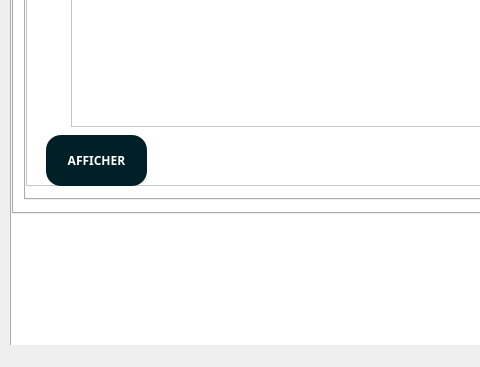
Qt form Integration/mainwindow.ui (Jallouli-Yassine/appconstruction_company_2A1) before a commit; both pictures show x 0 to 480 and y 293 to 660 of the 1321 by 660 pixel window.
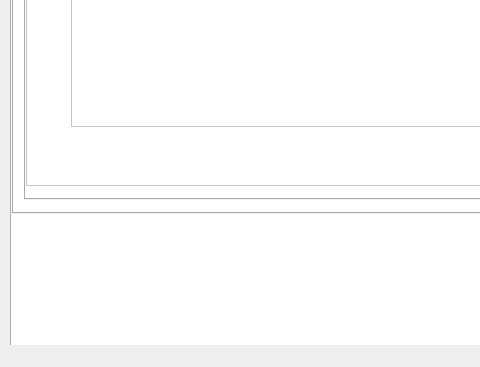
The same form after that commit. The open tabs and pages were chosen to show the change. Icons and pictures are not drawn.

The edit to the form file:
```diff
--- a/Integration/mainwindow.ui
+++ b/Integration/mainwindow.ui
@@ -4541,36 +4541,6 @@
           <property name="frameShadow">
            <enum>QFrame::Raised</enum>
           </property>
-          <widget class="QPushButton" name="pushButton_15">
-           <property name="geometry">
-            <rect>
-             <x>20</x>
-             <y>350</y>
-             <width>101</width>
-             <height>51</height>
-            </rect>
-           </property>
-           <property name="font">
-            <font>
-             <family>century gothic</family>
-             <weight>75</weight>
-             <italic>false</italic>
-             <bold>true</bold>
-             <underline>false</underline>
-             <strikeout>false</strikeout>
-            </font>
-           </property>
-           <property name="styleSheet">
-            <string notr="true">background-color:#001F26;
-</string>
-           </property>
-           <property name="text">
-            <string>AFFICHER</string>
-           </property>
-           <property name="checkable">
-            <bool>false</bool>
-           </property>
-          </widget>
           <widget class="QPushButton" name="pushButton_17">
            <property name="geometry">
             <rect>
```
Left out of the diff: 97 changed lines with no effect on the pictures.
